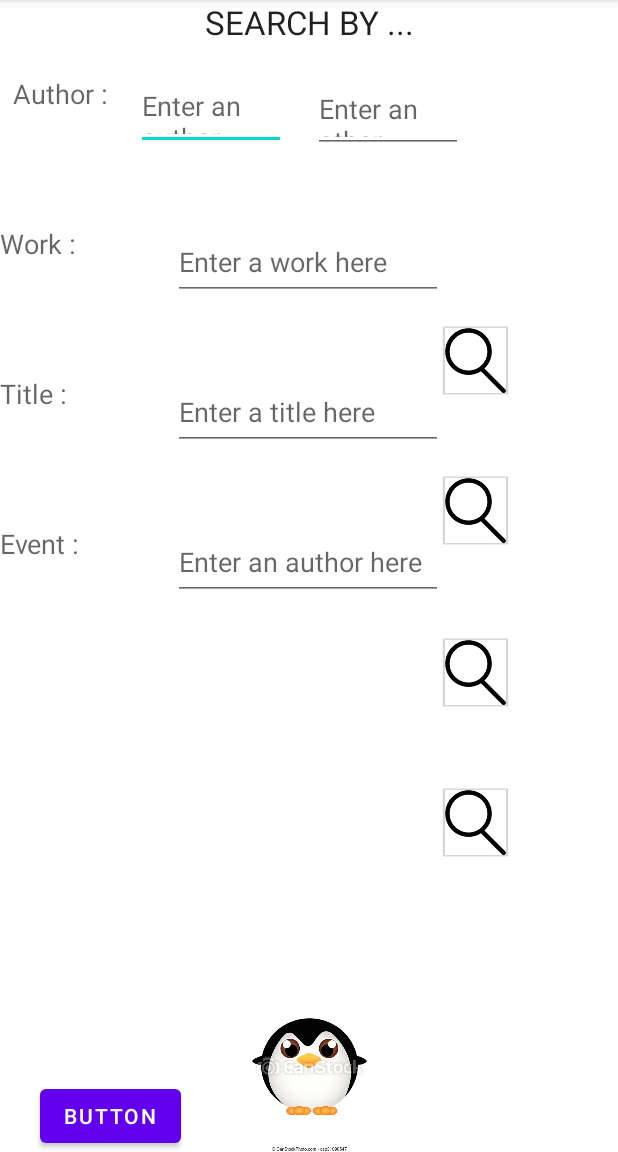
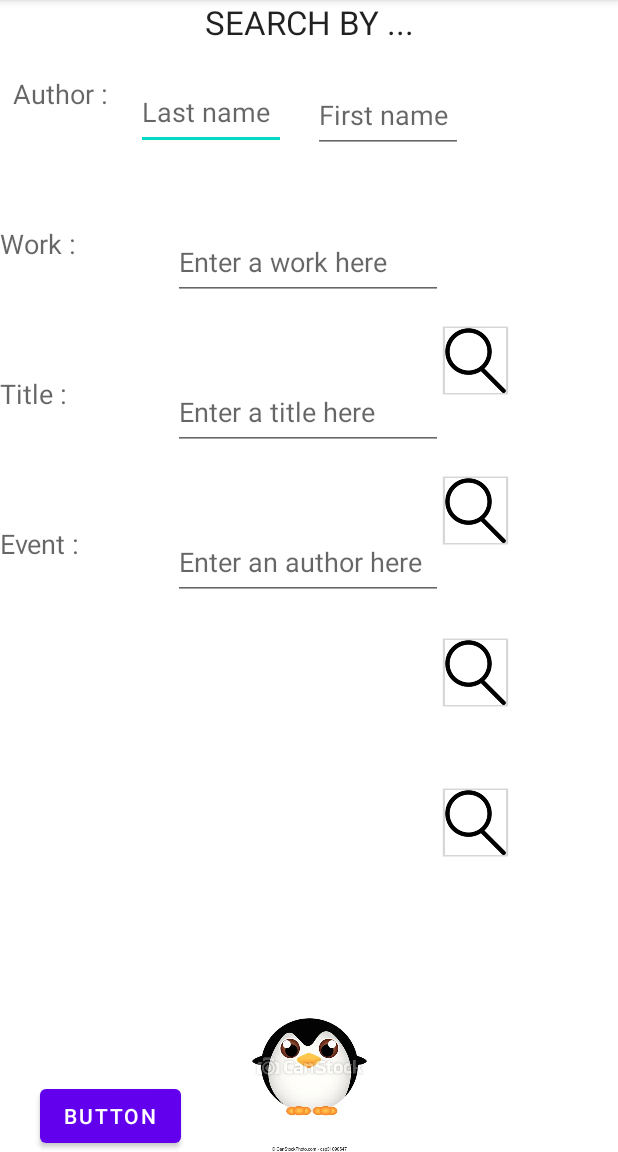
Before and after one commit to Solene838/Pinguin_House, an Android app: the SearchActivity screen opened directly, with no data from a screen before it, on a phone screen of 412 x 824 dp, the part 84-1236 px from its top. Run offline under Robolectric (Android 15) with nearby library versions, the phone set to English and light mode, and no system bars.

Commit message:
Adding display for works

```diff
--- a/app/src/main/AndroidManifest.xml
+++ b/app/src/main/AndroidManifest.xml
@@ -11,6 +11,9 @@
         android:roundIcon="@mipmap/ic_launcher_round"
         android:supportsRtl="true"
         android:theme="@style/Theme.PinguinHouse">
+        <activity
+            android:name=".ListActivityWork"
+            android:exported="false" />
         <activity
             android:name=".ListActivity"
             android:exported="false" />
--- a/app/src/main/res/layout/activity_search.xml
+++ b/app/src/main/res/layout/activity_search.xml
@@ -35,7 +35,7 @@
         android:layout_width="100dp"
         android:layout_height="50dp"
         android:layout_marginTop="50dp"
-        android:hint="@string/enter_an_author_name"
+        android:hint="@string/last_name"
         app:layout_constraintEnd_toEndOf="parent"
         app:layout_constraintHorizontal_bias="0.29"
         app:layout_constraintStart_toStartOf="parent"
@@ -47,7 +47,7 @@
         android:layout_width="100dp"
         android:layout_height="50dp"
         android:layout_marginTop="52dp"
-        android:hint="@string/enter_an_athor_firstname_here"
+        android:hint="@string/first_name"
         app:layout_constraintEnd_toEndOf="parent"
         app:layout_constraintHorizontal_bias="0.15"
         app:layout_constraintStart_toEndOf="@+id/inputAuthor"
--- a/app/src/main/res/values/strings.xml
+++ b/app/src/main/res/values/strings.xml
@@ -23,4 +23,6 @@
     <string name="what_you_have_searched_before">What you have searched before :</string>
     <string name="button">Button</string>
     <string name="enter_an_athor_firstname_here">Enter an athor firstname here</string>
+    <string name="last_name">Last name</string>
+    <string name="first_name">First name</string>
 </resources>
```
Also changed, not shown: app/src/main/java/com/example/pinguinhouse/ListActivityWork.java (added, +14 -0 lines), app/src/main/res/layout/activity_list_work.xml (added, +9 -0 lines).
